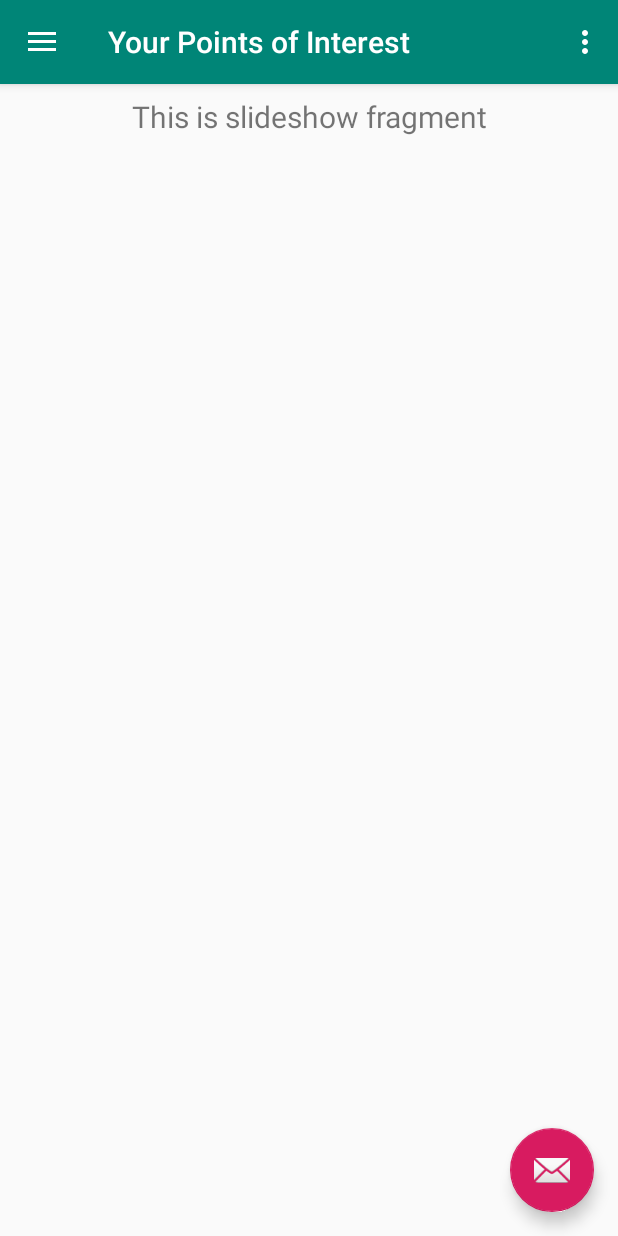
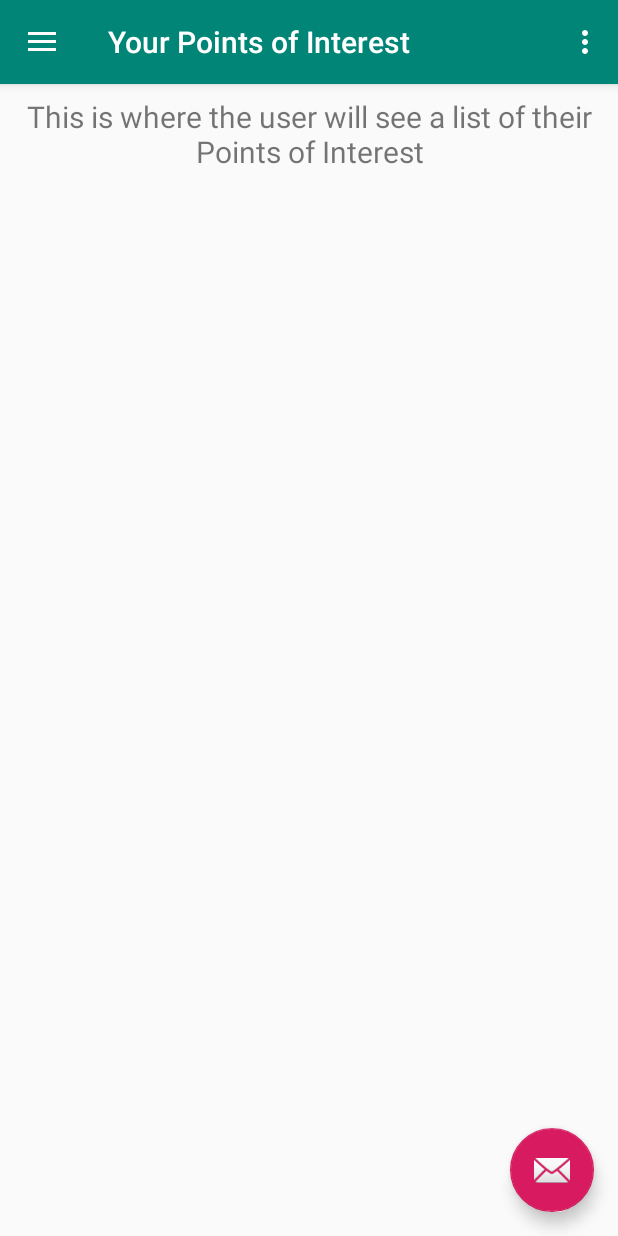
Before and after one commit to oliverbenee/point-of-interest, an Android app: the screen it shows after launch (MainActivity), in the side drawer, after a tap on "Your Points of Interest", on a phone screen of 412 x 824 dp. Run offline under Robolectric (Android 15) with nearby library versions, the phone set to English and light mode, and no system bars; our stand-ins replace navigation-ui.

```diff
--- a/app/build.gradle
+++ b/app/build.gradle
@@ -32,4 +32,5 @@ dependencies {
     androidTestImplementation 'androidx.test.espresso:espresso-core:3.2.0'
     implementation 'com.google.android.gms:play-services-maps:17.0.0'
     implementation 'androidx.gridlayout:gridlayout:1.0.0'
+    implementation 'com.miguelcatalan:materialsearchview:1.4.0'
 }
--- a/app/src/main/java/com/example/poi_drawer/MainActivity.java
+++ b/app/src/main/java/com/example/poi_drawer/MainActivity.java
@@ -3,11 +3,13 @@ package com.example.poi_drawer;
 import android.content.Intent;
 import android.database.sqlite.SQLiteDatabase;
 import android.database.sqlite.SQLiteOpenHelper;
+import android.graphics.Color;
 import android.os.Bundle;
 
 import com.google.android.material.floatingactionbutton.FloatingActionButton;
 import com.google.android.material.snackbar.Snackbar;
 
+import android.view.MenuItem;
 import android.view.View;
 
 import androidx.fragment.app.Fragment;
@@ -51,6 +53,8 @@ public class MainActivity extends AppCompatActivity {
     // Spinner spinner_d;
     // String categories[] = {"Events", "Nature", "Shopping", "Cozy Places", "Café"};
     ArrayAdapter<String>arrayAdapter;
+    // search view
+    // MaterialSearchView searchView;
 
     @Override
     protected void onCreate(Bundle savedInstanceState) {
@@ -105,6 +109,18 @@ public class MainActivity extends AppCompatActivity {
         _txtimage = (EditText)findViewById(R.id.txt_image);
         _txtlatitude = (EditText)findViewById(R.id.txt_latitude);
         _txtlongitude = (EditText)findViewById(R.id.txt_longitude);
+
+        /**
+         * Search toolbar
+
+
+        Toolbar toolbar1 = (Toolbar) findViewById(R.id.toolbar1);
+        setSupportActionBar(toolbar1);
+        getSupportActionBar().setTitle("Material Search");
+        toolbar1.setTitleTextColor(Color.parseColor("#FFFFFF"));
+
+        MaterialSearchView searchView = (MaterialSearchView)findViewById(R.id.search_view);
+         */
     }
 
     /**
@@ -117,6 +133,14 @@ public class MainActivity extends AppCompatActivity {
     public boolean onCreateOptionsMenu(Menu menu) {
         // Inflate the menu; this adds items to the action bar if it is present.
         getMenuInflater().inflate(R.menu.main, menu);
+
+        /** Show the search-bar menu.
+        getMenuInflater().inflate(R.menu.menu_item, menu);
+        MenuItem item = menu.findItem(R.id.action_search);
+        searchView.setMenuItem(item);
+        return true;
+         */
+
         return true;
     }
 
@@ -128,6 +152,6 @@ public class MainActivity extends AppCompatActivity {
     public boolean onSupportNavigateUp() {
         NavController navController = Navigation.findNavController(this, R.id.nav_host_fragment);
         return NavigationUI.navigateUp(navController, mAppBarConfiguration)
-                || super.onSupportNavigateUp();
+            || super.onSupportNavigateUp();
     }
 }
--- a/app/src/main/java/com/example/poi_drawer/ui/slideshow/SlideshowViewModel.java
+++ b/app/src/main/java/com/example/poi_drawer/ui/slideshow/SlideshowViewModel.java
@@ -10,7 +10,7 @@ public class SlideshowViewModel extends ViewModel {
 
     public SlideshowViewModel() {
         mText = new MutableLiveData<>();
-        mText.setValue("This is slideshow fragment");
+        mText.setValue("This is where the user will see a list of their Points of Interest");
     }
 
     public LiveData<String> getText() {
--- /dev/null
+++ b/app/src/main/res/drawable/ic_action_search.xml
@@ -0,0 +1,12 @@
+<?xml version="1.0" encoding="utf-8"?>
+<selector xmlns:android="http://schemas.android.com/apk/res/android">
+    <vector xmlns:android="http://schemas.android.com/apk/res/android"
+        android:width="24dp"
+        android:height="24dp"
+        android:viewportWidth="24.0"
+        android:viewportHeight="24.0">
+        <path
+            android:fillColor="#FF000000"
+            android:pathData="M18,16.08c-0.76,0 -1.44,0.3 -1.96,0.77L8.91,12.7c0.05,-0.23 0.09,-0.46 0.09,-0.7s-0.04,-0.47 -0.09,-0.7l7.05,-4.11c0.54,0.5 1.25,0.81 2.04,0.81 1.66,0 3,-1.34 3,-3s-1.34,-3 -3,-3 -3,1.34 -3,3c0,0.24 0.04,0.47 0.09,0.7L8.04,9.81C7.5,9.31 6.79,9 6,9c-1.66,0 -3,1.34 -3,3s1.34,3 3,3c0.79,0 1.5,-0.31 2.04,-0.81l7.12,4.16c-0.05,0.21 -0.08,0.43 -0.08,0.65 0,1.61 1.31,2.92 2.92,2.92 1.61,0 2.92,-1.31 2.92,-2.92s-1.31,-2.92 -2.92,-2.92z" />
+    </vector>
+</selector>
--- /dev/null
+++ b/app/src/main/res/menu/menu_item.xml
@@ -0,0 +1,11 @@
+<?xml version="1.0" encoding="utf-8"?>
+<menu xmlns:android="http://schemas.android.com/apk/res/android"
+    xmlns:app="http://schemas.android.com/apk/res-auto">
+    <item
+        android:id="@+id/action_search"
+        android:icon="@drawable/ic_action_search"
+        android:orderInCategory="100"
+        android:title="Search..."
+        app:showAsAction="always">
+    </item>
+</menu>
```
Also changed, not shown: app/src/main/res/layout/searchbar.xml (added, +39 -0 lines).
